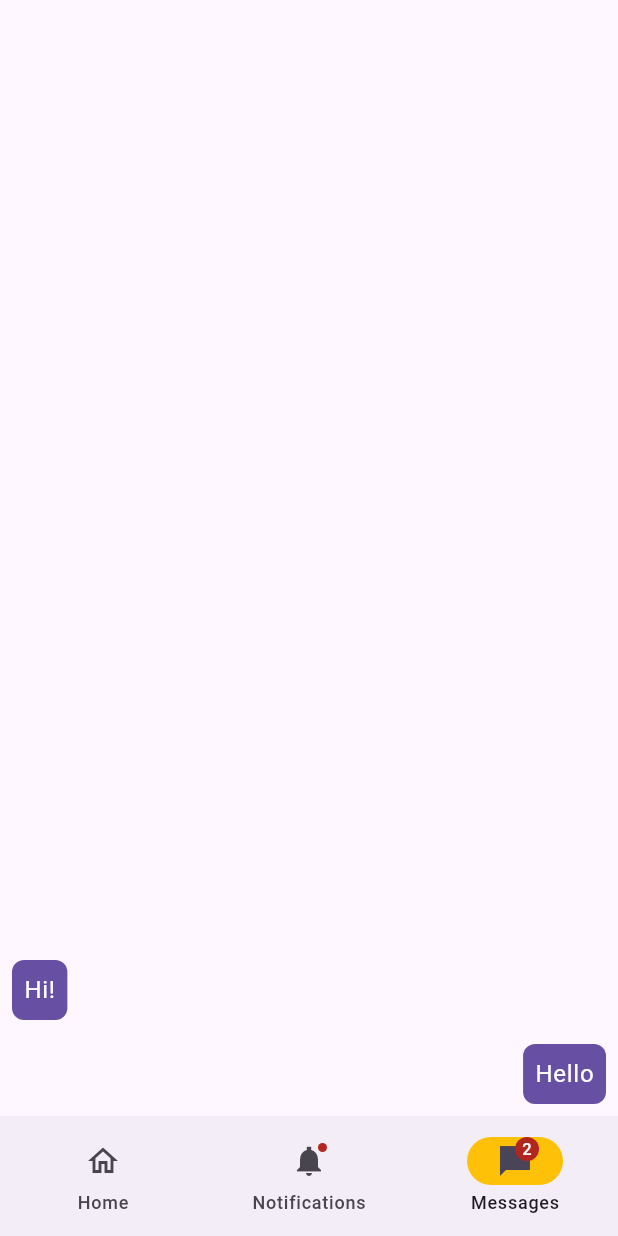
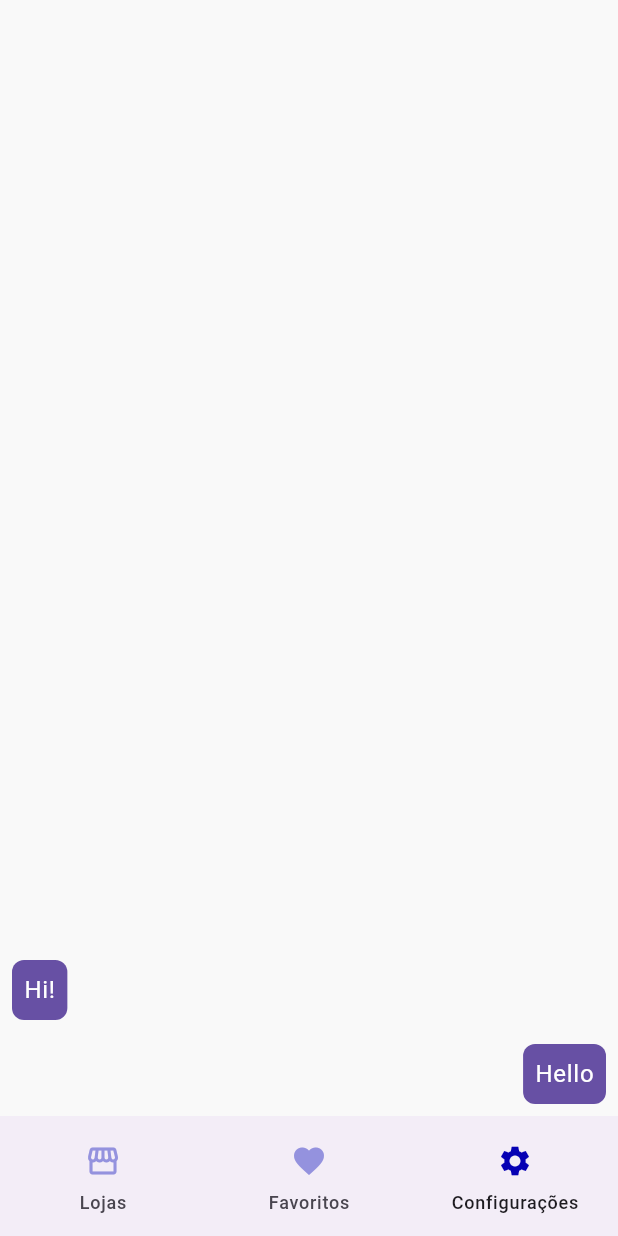
Before and after one commit to dayvsonlsantos/e-flutter, a Flutter app: the screen it shows after launch, item 3 of the bottom bar chosen, on a phone screen of 412 x 824 dp. Run offline on Flutter 3.47's test engine with Material 3 defaults, Android fonts, the phone set to English and light mode, and no system bars.

Commit message:
feat: Alterando a barra de navegação

```diff
--- a/ola_mundo/lib/widgets/navigation_bar_app.dart
+++ b/ola_mundo/lib/widgets/navigation_bar_app.dart
@@ -12,7 +12,16 @@ class NavigationBarApp extends StatelessWidget {
   @override
   Widget build(BuildContext context) {
     return MaterialApp(
-      theme: ThemeData(useMaterial3: true),
+      theme: ThemeData(
+        useMaterial3: true,
+        scaffoldBackgroundColor: const Color(0xFFF9F9F9),
+        appBarTheme: const AppBarTheme(
+          color: Color(0xFF151026),
+        ),
+        bottomAppBarTheme: const BottomAppBarTheme(
+          color: Color(0xFF151026),
+        )
+      ),
       home: const NavigationExample(),
     );
   }
@@ -26,7 +35,7 @@ class NavigationExample extends StatefulWidget {
 }
 
 class _NavigationExampleState extends State<NavigationExample> {
-  int currentPageIndex = 0;
+  int currentPageIndex = 1;
 
   @override
   Widget build(BuildContext context) {
@@ -38,24 +47,38 @@ class _NavigationExampleState extends State<NavigationExample> {
             currentPageIndex = index;
           });
         },
-        indicatorColor: Colors.amber,
+        indicatorColor: Colors.transparent,
         selectedIndex: currentPageIndex,
         destinations: const <Widget>[
           NavigationDestination(
-            selectedIcon: Icon(Icons.home),
-            icon: Icon(Icons.home_outlined),
-            label: 'Home',
+            selectedIcon: Icon(
+              Icons.storefront_rounded,
+              color: Color(0xFF0601B4),
+            ),
+            icon: Icon(Icons.storefront, color: Color(0xFF9492DE)),
+            label: 'Lojas',
           ),
           NavigationDestination(
-            icon: Badge(child: Icon(Icons.notifications_sharp)),
-            label: 'Notifications',
+            selectedIcon: Icon(
+              Icons.favorite,
+              color: Color(0xFF0601B4),
+            ),
+            icon: Icon(
+              Icons.favorite,
+              color: Color(0xFF9492DE),
+            ),
+            label: 'Favoritos',
           ),
           NavigationDestination(
-            icon: Badge(
-              label: Text('2'),
-              child: Icon(Icons.messenger_sharp),
+            selectedIcon: Icon(
+              Icons.settings,
+              color: Color(0xFF0601B4),
             ),
-            label: 'Messages',
+            icon: Icon(
+              Icons.settings,
+              color: Color(0xFF9492DE),
+            ),
+            label: 'Configurações',
           ),
         ],
       ),
```
